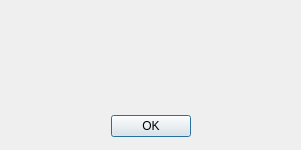
Qt form VisualStatistics/aboutdialog.ui (kery/MacVisTat) before a commit.
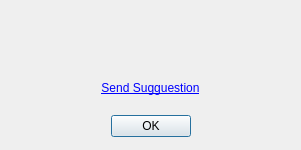
The same form after that commit.

Commit message: Add user guide and add send sugguestion in about dialog box

Diff of the .ui file:
```diff
--- a/VisualStatistics/aboutdialog.ui
+++ b/VisualStatistics/aboutdialog.ui
@@ -35,7 +35,7 @@
      <x>20</x>
      <y>30</y>
      <width>271</width>
-     <height>61</height>
+     <height>31</height>
     </rect>
    </property>
    <property name="alignment">
@@ -45,6 +45,22 @@
     <bool>true</bool>
    </property>
   </widget>
+  <widget class="QLabel" name="labelMailTo">
+   <property name="geometry">
+    <rect>
+     <x>10</x>
+     <y>80</y>
+     <width>281</width>
+     <height>16</height>
+    </rect>
+   </property>
+   <property name="text">
+    <string>&lt;a href=&quot;mailto:kery.wu@nokia.com?Subject=Visual%20Statistics%20Sugguestion&quot;&gt;Send Sugguestion&lt;/a&gt;</string>
+   </property>
+   <property name="alignment">
+    <set>Qt::AlignCenter</set>
+   </property>
+  </widget>
  </widget>
  <resources/>
  <connections>
```
The commit also changes 5 other files.
